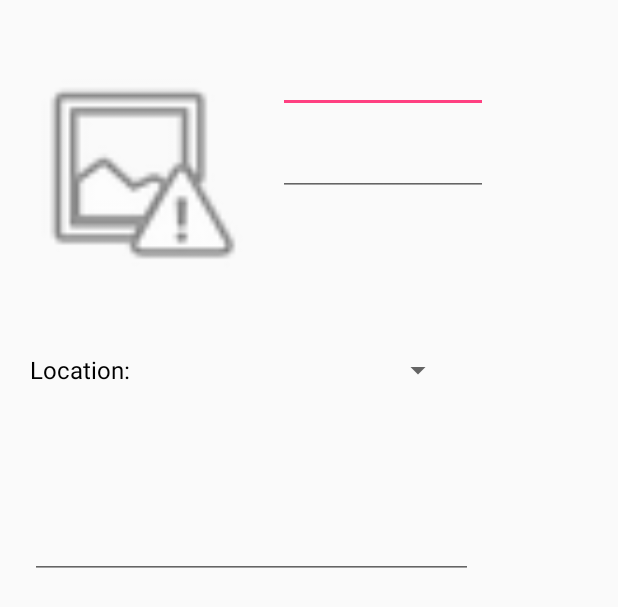
After one commit to nick4810/Melanoma, an Android app: the layout activity_image_details.xml on its own in the app's theme, with its tools: preview values and no code run, on a phone screen of 412 x 824 dp. The commit adds this screen. Shown: the top 607 px of the screen. Run offline under Robolectric (Android 15) with nearby library versions, the phone set to English and light mode, and no system bars.

Commit message:
Image Details
Added a way for user to add info to each image.
Working on the 'body select' activity for user to choose a location on the body.
Many small fixes and improvements.

```diff
--- a/app/build.gradle
+++ b/app/build.gradle
@@ -44,4 +44,6 @@ dependencies {
 
 
 
+
+
 apply plugin: 'com.google.gms.google-services'
--- a/app/src/main/AndroidManifest.xml
+++ b/app/src/main/AndroidManifest.xml
@@ -20,8 +20,8 @@
         android:icon="@mipmap/ic_launcher"
         android:label="@string/app_name"
         android:roundIcon="@mipmap/ic_launcher_round"
+        android:screenOrientation="portrait"
         android:supportsRtl="true"
-        android:screenOrientation="portrait"
         android:theme="@style/AppTheme">
         <provider
             android:name="android.support.v4.content.FileProvider"
@@ -48,7 +48,9 @@
             android:label="@string/title_activity_view_profile" />
         <activity android:name=".Login" />
         <activity android:name=".ViewData" />
-        <activity android:name=".NewUser"></activity>
+        <activity android:name=".NewUser" />
+        <activity android:name=".BodySelect" />
+        <activity android:name=".ImageDetails"></activity>
     </application>
 
 </manifest>
--- a/app/src/main/java/com/capstone/nick/melanoma/AddData.java
+++ b/app/src/main/java/com/capstone/nick/melanoma/AddData.java
@@ -24,14 +24,17 @@ import android.os.Bundle;
  * Activity displaying a fragment that implements RAW photo captures.
  */
 public class AddData extends Activity {
+    String userEmail;
 
     @Override
     protected void onCreate(Bundle savedInstanceState) {
         super.onCreate(savedInstanceState);
         setContentView(R.layout.activity_add_data);
+
+        userEmail = getIntent().getExtras().getString("EMAIL");
         if (null == savedInstanceState) {
             getFragmentManager().beginTransaction()
-                    .replace(R.id.container, Camera2RawFragment.newInstance())
+                    .replace(R.id.container, Camera2RawFragment.newInstance(userEmail))
                     .commit();
         }
     }
--- /dev/null
+++ b/app/src/main/res/layout/activity_image_details.xml
@@ -0,0 +1,74 @@
+<?xml version="1.0" encoding="utf-8"?>
+<android.support.constraint.ConstraintLayout xmlns:android="http://schemas.android.com/apk/res/android"
+    xmlns:app="http://schemas.android.com/apk/res-auto"
+    xmlns:tools="http://schemas.android.com/tools"
+    android:layout_width="match_parent"
+    android:layout_height="match_parent"
+    tools:context="com.capstone.nick.melanoma.ImageDetails">
+
+    <EditText
+        android:id="@+id/img_date"
+        android:layout_width="140dp"
+        android:layout_height="35dp"
+        android:layout_marginStart="20dp"
+        android:layout_marginTop="40dp"
+        android:ems="10"
+        android:inputType="date"
+        app:layout_constraintStart_toEndOf="@+id/image_taken"
+        app:layout_constraintTop_toTopOf="parent" />
+
+    <EditText
+        android:id="@+id/img_time"
+        android:layout_width="140dp"
+        android:layout_height="35dp"
+        android:layout_marginStart="20dp"
+        android:layout_marginTop="20dp"
+        android:ems="10"
+        android:inputType="time"
+        app:layout_constraintStart_toEndOf="@+id/image_taken"
+        app:layout_constraintTop_toBottomOf="@+id/img_date" />
+
+    <TextView
+        android:id="@+id/textView3"
+        android:layout_width="wrap_content"
+        android:layout_height="wrap_content"
+        android:layout_marginStart="20dp"
+        android:layout_marginTop="20dp"
+        android:text="Location:"
+        android:textColor="@color/text_BLK"
+        android:textSize="16sp"
+        app:layout_constraintStart_toStartOf="parent"
+        app:layout_constraintTop_toBottomOf="@+id/image_taken" />
+
+    <Spinner
+        android:id="@+id/img_location"
+        android:layout_width="208dp"
+        android:layout_height="22dp"
+        android:layout_marginStart="8dp"
+        android:layout_marginTop="20dp"
+        app:layout_constraintStart_toEndOf="@+id/textView3"
+        app:layout_constraintTop_toBottomOf="@+id/image_taken" />
+
+    <EditText
+        android:id="@+id/img_notes"
+        android:layout_width="295dp"
+        android:layout_height="93dp"
+        android:layout_marginStart="20dp"
+        android:layout_marginTop="35dp"
+        android:labelFor="@id/image_taken"
+        android:ems="10"
+        android:inputType="textMultiLine"
+        android:textSize="16sp"
+        app:layout_constraintStart_toStartOf="parent"
+        app:layout_constraintTop_toBottomOf="@+id/img_location" />
+
+    <ImageView
+        android:id="@+id/image_taken"
+        android:layout_width="150dp"
+        android:layout_height="200dp"
+        android:layout_marginStart="15dp"
+        android:layout_marginTop="15dp"
+        app:layout_constraintStart_toStartOf="parent"
+        app:layout_constraintTop_toTopOf="parent"
+        app:srcCompat="@android:drawable/ic_menu_report_image" />
+</android.support.constraint.ConstraintLayout>
--- a/app/src/main/res/layout/activity_new_user.xml
+++ b/app/src/main/res/layout/activity_new_user.xml
@@ -146,11 +146,12 @@
                 android:text="Complete Your Registration With A Google Account" />
 
             <com.google.android.gms.common.SignInButton
-                android:id="@+id/sign_in_button"
+                android:id="@+id/sign_in_button_newUser"
                 android:layout_width="wrap_content"
                 android:layout_height="wrap_content"
                 android:layout_marginTop="15dp"
                 android:layout_marginStart="15dp"
+                android:onClick="onClick"
                 app:layout_constraintEnd_toEndOf="parent"
                 app:layout_constraintStart_toEndOf="@+id/guideline"
                 app:layout_constraintTop_toBottomOf="@+id/existingUser">
--- a/app/src/main/res/layout/activity_view_profile.xml
+++ b/app/src/main/res/layout/activity_view_profile.xml
@@ -22,7 +22,7 @@
             android:layout_height="wrap_content"
             android:layout_marginTop="25dp"
             android:ems="10"
-            android:inputType="textPersonName"
+            android:inputType=""
             android:text="First Name"
             android:textColor="#a3a8af"/>
 
```
Also changed, not shown: app/src/main/java/com/capstone/nick/melanoma/BodySelect.java (added, +222 -0 lines), app/src/main/java/com/capstone/nick/melanoma/Camera2RawFragment.java (+14 -6 lines), app/src/main/java/com/capstone/nick/melanoma/ImageDetails.java (added, +19 -0 lines), app/src/main/java/com/capstone/nick/melanoma/MainScreen.java (+6 -4 lines), app/src/main/java/com/capstone/nick/melanoma/NavigatingActivity.java (+10 -2 lines), app/src/main/java/com/capstone/nick/melanoma/NewUser.java (+19 -2 lines), app/src/main/java/com/capstone/nick/melanoma/ViewData.java (+9 -6 lines), app/src/main/java/com/capstone/nick/melanoma/ViewProfile.java (+23 -2 lines), app/src/main/res/drawable-hdpi/imageDetails.txt (added, +9 -0 lines), app/src/main/res/layout/activity_body_select.xml (added, +57 -0 lines), app/src/main/res/drawable-hdpi/Human_areas_back.png (added), app/src/main/res/drawable-hdpi/Human_areas_front.png (added), app/src/main/res/drawable-hdpi/Human_areas_select.png (added), app/src/main/res/drawable-hdpi/Human_body_schemes.png (added).
